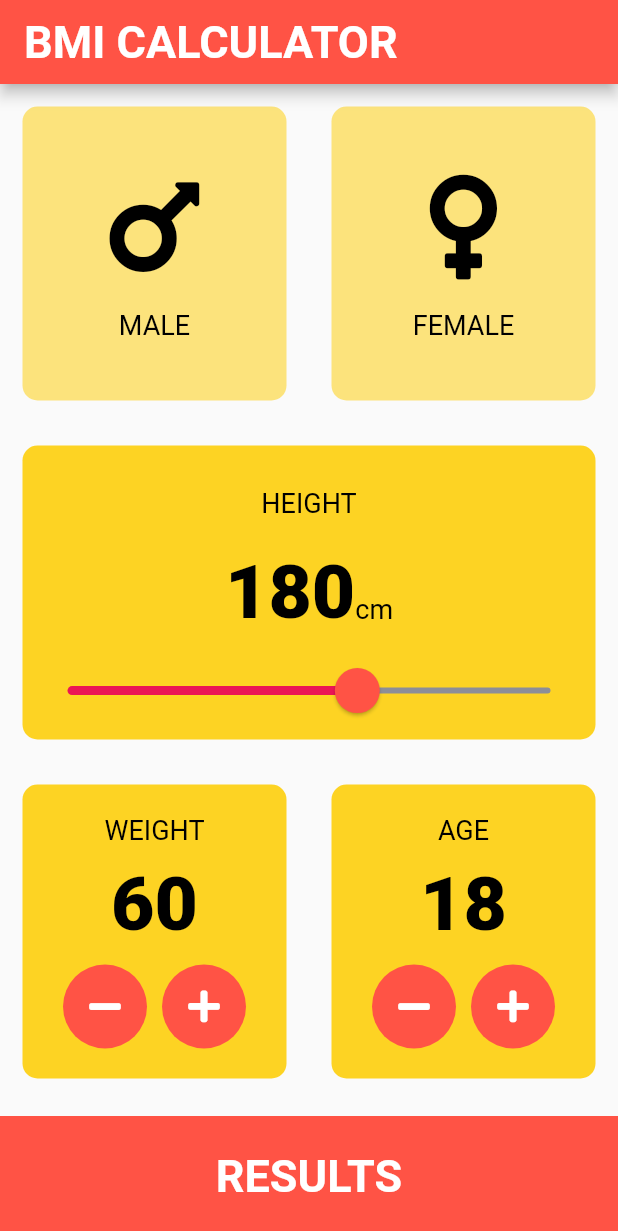
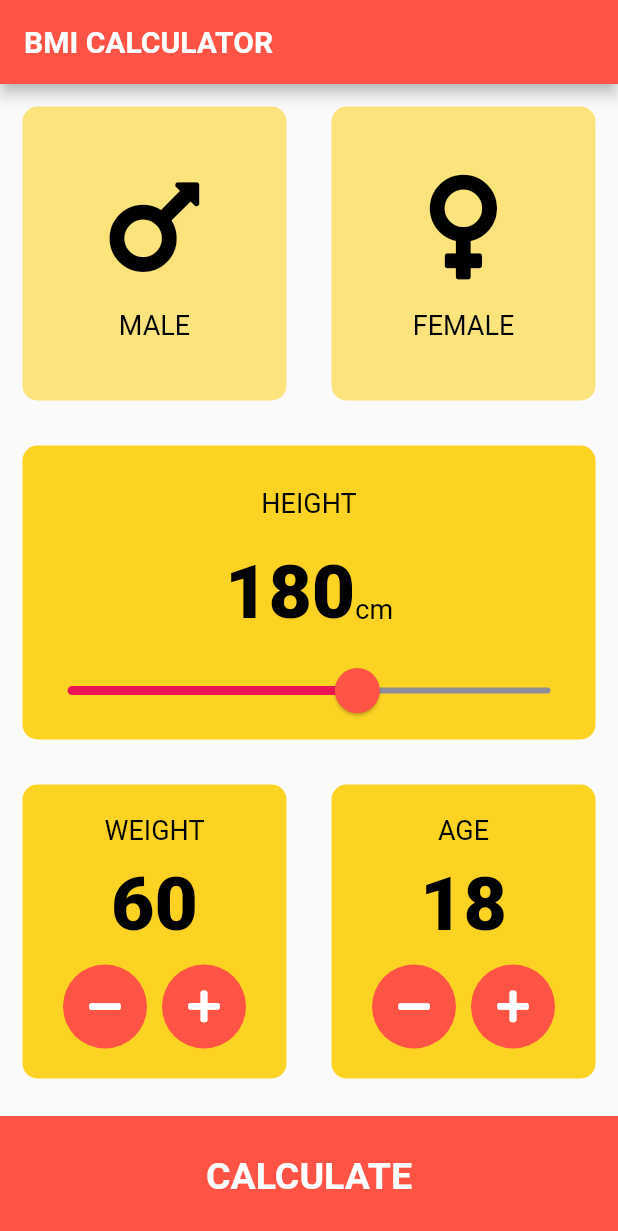
Before and after one commit to mjhossain/FlutterApps, a Flutter app: the screen it shows after launch, on a phone screen of 412 x 824 dp. Shown: the top 1231 px of the screen. Run offline on Flutter 3.47's test engine with Material 2 defaults, Android fonts, the phone set to English and light mode, and no system bars; our stand-ins replace audioplayers, font_awesome_flutter, rflutter_alert.

Commit message:
minor updates

```diff
--- a/bmi-app/lib/input_page.dart
+++ b/bmi-app/lib/input_page.dart
@@ -28,7 +28,7 @@ class _InputPageState extends State<InputPage> {
             'BMI CALCULATOR',
             style: TextStyle(
               color: Colors.white,
-              fontSize: 30.0,
+              fontSize: 20.0,
               fontWeight: FontWeight.w700,
             ),
           ),
@@ -246,9 +246,9 @@ class _InputPageState extends State<InputPage> {
                 height: kBottomContainerHeight,
                 child: Center(
                   child: Text(
-                    'RESULTS',
+                    'CALCULATE',
                     style: TextStyle(
-                        fontSize: 30.0,
+                        fontSize: 25.0,
                         fontWeight: FontWeight.w700,
                         color: Colors.white),
                   ),
--- a/bmi-app/lib/result.dart
+++ b/bmi-app/lib/result.dart
@@ -11,7 +11,7 @@ class ResultsPage extends StatelessWidget {
           'BMI CALCULATOR',
           style: TextStyle(
             color: Colors.white,
-            fontSize: 30.0,
+            fontSize: 20.0,
             fontWeight: FontWeight.w700,
           ),
         ),
```
